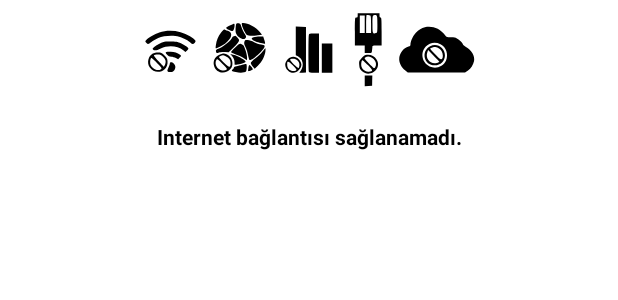
After one commit to mburakcakir/StationApp, an Android app: the layout layout_internet_connection.xml on its own in the app's theme, with its tools: preview values and no code run, on a phone screen of 412 x 824 dp. The commit adds this screen. Shown: the top 300 px of the screen. Run offline under Robolectric (Android 15) with nearby library versions, the phone set to English and light mode, and no system bars.

Commit message:
checking internet connection continuously

```diff
--- a/app/src/main/java/com/mburakcakir/stationapp/ui/location/LocationViewModel.kt
+++ b/app/src/main/java/com/mburakcakir/stationapp/ui/location/LocationViewModel.kt
@@ -14,8 +14,8 @@ class LocationViewModel(application: Application) : AndroidViewModel(application
 
     private var geocoder: Geocoder = Geocoder(application, Locale.getDefault())
     lateinit var markerOnClick: () -> Unit
+
     private fun getLocationAddressByLatLng(currentLocation: LatLng): String {
-
         val addresses = geocoder.getFromLocation(
             currentLocation.latitude,
             currentLocation.longitude,
--- a/app/src/main/java/com/mburakcakir/stationapp/ui/station/StationFragmentViewState.kt
+++ b/app/src/main/java/com/mburakcakir/stationapp/ui/station/StationFragmentViewState.kt
@@ -6,5 +6,5 @@ import com.mburakcakir.stationapp.util.Status
 class StationFragmentViewState(private val status: Status) {
     fun getProgressBarVisibility() = if (status == Status.LOADING) View.VISIBLE else View.GONE
     fun getRecyclerViewVisibility() = if (status == Status.SUCCESS) View.VISIBLE else View.GONE
-    fun getTextViewVisibility() = if (status == Status.ERROR) View.VISIBLE else View.GONE
+    fun getErrorMessageVisibility() = if (status == Status.ERROR) View.VISIBLE else View.GONE
 }
--- /dev/null
+++ b/app/src/main/res/drawable/ic_no_connection.xml
@@ -0,0 +1,114 @@
+<vector xmlns:android="http://schemas.android.com/apk/res/android"
+    android:width="250dp"
+    android:height="65dp"
+    android:viewportWidth="533"
+    android:viewportHeight="140">
+  <path
+      android:fillColor="#000000"
+      android:pathData="M335,22c0,2.3 -0.4,3 -2,3 -1.9,-0 -2,0.7 -2,20l0,20 7,-0 7,-0 0,5.4 0,5.4 5,-0c4.4,0.1 5,-0.2 5.2,-2.1 0.1,-1.2 0.2,-2.9 0.4,-3.7 0.1,-0.8 0.2,-2.3 0.3,-3.3 0.1,-1.4 1.1,-1.7 6.6,-1.7l6.5,-0 0,-20c0,-17.1 -0.2,-20 -1.5,-20 -1,-0 -1.5,-1 -1.5,-3l0,-3 -15.5,-0 -15.5,-0 0,3zM352.6,22c1.1,-0 1.4,2.4 1.4,12.5l0,12.5 -3.5,-0 -3.5,-0 0,-12.3c0,-6.8 0.3,-12.7 0.7,-13.1 0.4,-0.3 1.3,-0.4 2.1,-0.1 0.7,0.3 2,0.5 2.8,0.5zM363,34.5c0,11.6 -0.1,12.3 -2.1,12.8 -4.5,1.2 -4.9,0.3 -4.9,-12.8 0,-11 0.2,-12.4 1.8,-12.7 4.9,-1.1 5.2,-0.4 5.2,12.7zM345,34.5l0,12.5 -3.5,-0 -3.5,-0 0,-12.5 0,-12.5 3.5,-0 3.5,-0 0,12.5z"
+      android:strokeColor="#00000000" />
+  <path
+      android:fillColor="#000000"
+      android:pathData="M161.6,38.8c-0.4,3.2 -0.2,7 0.3,8.4 2.5,6.7 11.7,11.3 14,6.9 0.9,-1.6 0.6,-2.8 -1.8,-6.3 -1.6,-2.4 -3.6,-6.6 -4.3,-9.3 -1.3,-4.4 -1.8,-5 -4.5,-5.3 -3,-0.3 -3,-0.2 -3.7,5.6z"
+      android:strokeColor="#00000000" />
+  <path
+      android:fillColor="#000000"
+      android:pathData="M170.5,36.2c0.9,4.1 5.1,12.4 6.7,13.4 2.8,1.7 7.6,1.9 16.1,0.7l5.7,-0.8 -3.1,-3.8c-5.5,-6.6 -16.8,-12.7 -23.7,-12.7 -2.1,-0 -2.3,0.3 -1.7,3.2z"
+      android:strokeColor="#00000000" />
+  <path
+      android:fillColor="#000000"
+      android:pathData="M154.1,36.1c-7.4,3.3 -7.6,3.8 -2.6,6.5 2.5,1.3 5.1,2.1 5.9,1.8 2,-0.8 3.7,-10.4 1.9,-10.4 -0.5,-0 -2.8,1 -5.2,2.1z"
+      android:strokeColor="#00000000" />
+  <path
+      android:fillColor="#000000"
+      android:pathData="M247,58.4l0,20.5 3,1.6c7,3.6 9.1,13.1 4.5,19.9l-2.5,3.7 4.7,-0.3 4.8,-0.3 0,-32.5 0,-32.5 -7.2,-0.3 -7.3,-0.3 0,20.5z"
+      android:strokeColor="#00000000" />
+  <path
+      android:fillColor="#000000"
+      android:pathData="M430.5,38.9c-4.7,1.2 -8.8,3.7 -12.8,7.8 -3.8,3.8 -7.7,12.4 -7.7,16.7 0,1.8 -0.7,2.6 -2.7,3.1 -7.2,1.8 -13.2,10 -13.3,18 0,5.3 3.5,12.1 8.3,15.9l3.9,3.1 40.7,-0 40.7,-0 4.2,-2.8c4.2,-2.8 7.4,-7.7 8.6,-13.4 1.6,-7.1 -3.7,-16.4 -11.5,-20.3 -2.1,-1.1 -4,-2.8 -4.4,-3.9 -1,-3.1 -8.1,-8.9 -11.7,-9.6 -1.9,-0.4 -5.2,-0.5 -7.3,-0.3 -3.6,0.3 -4.3,-0.1 -6.8,-3.4 -6.6,-9.1 -17.8,-13.4 -28.2,-10.9zM452.7,63.1c8,3.9 11.6,14.5 7.9,23.2 -2.9,6.8 -11,11.3 -18.2,10.2 -14.3,-2.1 -20.4,-19.4 -10.6,-29.9 5.5,-5.8 13.4,-7.1 20.9,-3.5z"
+      android:strokeColor="#00000000" />
+  <path
+      android:fillColor="#000000"
+      android:pathData="M438,65.9c-13.6,7.2 -8.8,27.4 6.5,27.4 8.5,-0 14.5,-6 14.5,-14.4 0,-11.1 -11.4,-18.2 -21,-13zM449.5,68.4c3.9,1.7 6.5,6 6.5,10.8 0,4.6 -1.3,6.3 -3.6,5 -2.1,-1.2 -14.4,-13.7 -14.4,-14.7 0,-0.8 4,-2.4 6.3,-2.4 1,-0.1 3.3,0.5 5.2,1.3zM451,88.2c0,0.4 -1.6,1.2 -3.6,1.7 -8.9,2.5 -16.8,-6.5 -13.4,-15.3l1.1,-3 7.9,7.9c4.4,4.4 8,8.3 8,8.7z"
+      android:strokeColor="#00000000" />
+  <path
+      android:fillColor="#000000"
+      android:pathData="M140.6,46.9c-4,5.4 -6.1,10.6 -7.2,17.6 -0.6,4.6 -0.6,4.7 1.7,4 10.8,-3.3 21,-13.2 20.1,-19.4 -0.3,-2.4 -1.3,-3.4 -4.8,-5 -2.4,-1.2 -4.8,-2.1 -5.3,-2.1 -0.5,-0 -2.5,2.2 -4.5,4.9z"
+      android:strokeColor="#00000000" />
+  <path
+      android:fillColor="#000000"
+      android:pathData="M53,46.3c-6.8,2.3 -15.4,7.3 -18.5,10.7 -1.7,1.9 -1.7,2.1 0,4 2.4,2.6 2.9,2.5 7.3,-1 2,-1.6 6.4,-4.1 9.7,-5.7 7.7,-3.5 21.2,-4.4 29.7,-1.9 6.3,1.8 13.7,5.7 16.3,8.6 2.3,2.5 3.7,2.5 6,-0 2.3,-2.5 1.2,-3.9 -6.9,-9.2 -12.4,-8 -29.9,-10.2 -43.6,-5.5z"
+      android:strokeColor="#00000000" />
+  <path
+      android:fillColor="#000000"
+      android:pathData="M265.6,49.7c-0.8,2 -0.7,50.9 0.1,52.9 0.4,1 2.4,1.4 7.4,1.4l6.9,-0 0,-28 0,-28 -6.9,-0c-5.5,-0 -7,0.3 -7.5,1.7z"
+      android:strokeColor="#00000000" />
+  <path
+      android:fillColor="#000000"
+      android:pathData="M158.8,51.7c-0.9,0.2 -2,1.3 -2.3,2.3 -1.1,3.4 -12.1,12.7 -17.9,15.1 -4.8,1.9 -5.5,2.6 -5,4.3 0.9,2.8 0.7,2.8 4.3,1.5 1.8,-0.6 5.6,-0.9 8.5,-0.6l5.2,0.5 7,-7.1c8.8,-8.9 9.3,-10.2 5.7,-13.9 -1.5,-1.5 -2.9,-2.7 -3.2,-2.7 -0.3,0.1 -1.4,0.3 -2.3,0.6z"
+      android:strokeColor="#00000000" />
+  <path
+      android:fillColor="#000000"
+      android:pathData="M187.2,53.1c-4.1,1.2 -3.7,2.7 1.4,5.6 4,2.2 14.1,4.5 14.8,3.4 0.2,-0.3 -0.3,-2.7 -1.2,-5.4l-1.5,-4.7 -5.1,0.1c-2.8,-0 -6.6,0.5 -8.4,1z"
+      android:strokeColor="#00000000" />
+  <path
+      android:fillColor="#000000"
+      android:pathData="M174,59.5c-0.7,1.9 -0.4,3.7 1.5,7.8 1.4,3 3,8 3.6,11.3 0.7,3.2 1.5,6.3 1.9,6.7 2.7,3 23.8,-16.6 21.6,-20.1 -0.3,-0.5 -2.6,-1.2 -5.1,-1.5 -2.5,-0.4 -6.9,-1.9 -9.7,-3.4 -2.9,-1.5 -7,-2.8 -9.1,-3 -3.2,-0.2 -3.9,0.1 -4.7,2.2z"
+      android:strokeColor="#00000000" />
+  <path
+      android:fillColor="#000000"
+      android:pathData="M59,59.9c-3.8,1.2 -9.1,4.1 -12.8,6.8 -2.6,2 -3.1,2.8 -2.1,3.9 1.7,2.1 5.1,1.7 11,-1.3 9.8,-5.1 24.4,-4 32,2.4l3,2.6 2.4,-2.3c2.3,-2.1 2.4,-2.5 0.9,-4.1 -0.8,-0.9 -4.3,-3.2 -7.7,-5 -5.5,-2.9 -7.2,-3.3 -15.2,-3.6 -4.9,-0.1 -10.1,0.1 -11.5,0.6z"
+      android:strokeColor="#00000000" />
+  <path
+      android:fillColor="#000000"
+      android:pathData="M160.9,67.7c-3.3,3.1 -5.9,6.1 -5.9,6.7 0,0.6 2.7,1.9 6,3 3.3,1 8.3,3.3 11.2,5.2l5.3,3.3 0.3,-3c0.4,-3.3 -3.1,-15.4 -5.1,-18 -0.6,-0.8 -2.3,-1.8 -3.6,-2.2 -1.9,-0.5 -3.5,0.5 -8.2,5z"
+      android:strokeColor="#00000000" />
+  <path
+      android:fillColor="#000000"
+      android:pathData="M284,83l0,21 7.5,-0 7.5,-0 0,-21 0,-21 -7.5,-0 -7.5,-0 0,21z"
+      android:strokeColor="#00000000" />
+  <path
+      android:fillColor="#000000"
+      android:pathData="M199.5,74c-2.2,2.8 -6.8,7.1 -10.2,9.6 -3.5,2.6 -6.3,5.4 -6.3,6.3 0,0.9 1.3,3.1 2.8,5l2.8,3.3 4.8,-4.7c5.4,-5.2 9.6,-13.6 10.4,-20.1 0.2,-2.4 0.3,-4.4 0.1,-4.4 -0.2,0.1 -2.2,2.3 -4.4,5z"
+      android:strokeColor="#00000000" />
+  <path
+      android:fillColor="#000000"
+      android:pathData="M62.4,74.6c-0.7,0.3 -0.1,1.6 1.4,3.4 2,2.3 3.5,3 6.2,3 1.9,-0 4.9,0.9 6.6,1.9l3.2,1.9 2.3,-2.5c2.4,-2.4 2.4,-2.5 0.4,-4 -3.8,-2.9 -8.4,-4.3 -13.7,-4.2 -2.9,-0 -5.8,0.3 -6.4,0.5z"
+      android:strokeColor="#00000000" />
+  <path
+      android:fillColor="#000000"
+      android:pathData="M43.8,76.5c-6.5,3.6 -8.8,13.3 -4.5,19.6 8.3,12.5 26.9,5.8 25.4,-9.1 -0.4,-3.6 -1.3,-5.1 -4.6,-8.2 -3.5,-3.3 -4.6,-3.8 -8.8,-3.8 -2.6,0.1 -6,0.7 -7.5,1.5zM58.6,81.4c2.5,2.5 3.4,4.3 3.4,6.8 0,3.1 -2.3,8.1 -3.2,6.8 -0.2,-0.3 -3.4,-3.8 -7.2,-7.7 -3.8,-4 -6.5,-7.6 -6.2,-8.2 0.4,-0.6 2.8,-1.1 5.3,-1.1 3.8,-0 5,0.5 7.9,3.4zM50,90.2c6.7,6.7 7.1,7.3 5.3,8.6 -5.2,3.9 -15.3,-2.2 -15.3,-9.2 0,-3.9 0.8,-6.6 2,-6.6 0.4,-0 4,3.2 8,7.2z"
+      android:strokeColor="#00000000" />
+  <path
+      android:fillColor="#000000"
+      android:pathData="M142.5,76.7c-9.2,1.7 -14.2,9.5 -11.5,17.8 2.5,7.7 10.9,11.2 18.3,7.6 5.8,-2.8 8.2,-7.1 7.5,-13.6 -0.9,-7.3 -7.8,-13 -14.3,-11.8zM147.3,80.4c4.9,2 7,5 7,9.6 0,7.3 -1.6,7.2 -9.3,-0.5 -3.9,-3.8 -7,-7.3 -7,-7.8 0,-0.7 3.5,-2.5 5.3,-2.6 0.4,-0.1 2.2,0.5 4,1.3zM148.3,99.8c-1.1,0.9 -3.3,1.2 -5.8,0.8 -7.1,-0.9 -11.6,-8.8 -8.4,-14.8 1,-1.9 1.6,-1.6 8.5,5.3 6.8,6.8 7.3,7.5 5.7,8.7z"
+      android:strokeColor="#00000000" />
+  <path
+      android:fillColor="#000000"
+      android:pathData="M155.8,79.3c3,3.4 4.2,6.2 4.2,10.2 0,3.9 -0.9,3.8 9.8,1.5 2.8,-0.7 5.5,-1.7 5.9,-2.3 1.3,-2.1 -9.9,-8.8 -17.7,-10.6l-4.2,-0.9 2,2.1z"
+      android:strokeColor="#00000000" />
+  <path
+      android:fillColor="#000000"
+      android:pathData="M346.3,78.7c-1.2,0.2 -3.8,2.3 -5.9,4.5 -3.4,3.8 -3.6,4.3 -3.2,9.6 0.4,4.8 1,6 4.1,8.9 11.1,10.1 28.5,-3.6 20.7,-16.4 -3.3,-5.4 -9.4,-8 -15.7,-6.6zM357.6,84.4c3.6,3.6 4.4,7.8 2.3,11.8 -1,1.9 -1.6,1.6 -8.5,-5.3 -6.7,-6.6 -7.3,-7.5 -5.7,-8.6 3.3,-2.5 8.2,-1.6 11.9,2.1zM349.5,93c7.7,7.8 7.8,9.6 0.3,9.4 -5.4,-0.2 -9.8,-4.6 -9.8,-9.8 0,-3.7 0.8,-6.6 1.9,-6.6 0.4,-0 3.8,3.1 7.6,7z"
+      android:strokeColor="#00000000" />
+  <path
+      android:fillColor="#000000"
+      android:pathData="M238.3,82.6c-3.1,1.5 -6.3,6.5 -6.3,9.8 0,5.9 5.7,11.6 11.6,11.6 5.6,-0 11.4,-5.9 11.4,-11.7 0,-3.3 -3.3,-8.2 -6.5,-9.7 -4.1,-2 -6.1,-2 -10.2,-0zM249.5,86.5c2.8,2.8 3.4,6 1.9,10.4 -0.5,1.7 -12.4,-9.5 -12.4,-11.6 0,-0.8 1.4,-1.3 4,-1.3 3,-0 4.7,0.7 6.5,2.5zM242.7,93.2c2.9,2.9 5.3,5.8 5.3,6.4 0,1.7 -4.4,2.6 -7.2,1.5 -4.6,-1.7 -6.4,-5 -6,-10.9 0.3,-3.4 2.1,-2.7 7.9,3z"
+      android:strokeColor="#00000000" />
+  <path
+      android:fillColor="#000000"
+      android:pathData="M68,90.7c0,0.9 -1,3.7 -2.1,6.1 -2.4,4.9 -1.8,6.2 3.3,6.2 5.9,-0 9,-7.9 4.6,-12 -2.7,-2.4 -5.8,-2.6 -5.8,-0.3z"
+      android:strokeColor="#00000000" />
+  <path
+      android:fillColor="#000000"
+      android:pathData="M171,92.5c-2.5,0.7 -6.2,1.6 -8.2,2 -2.2,0.3 -3.8,1.2 -3.8,1.9 0,0.8 -0.7,1.9 -1.5,2.6 -2.5,2.1 -1.7,2.8 4.2,4 5.9,1.3 12.8,0.9 14.5,-0.8 1.3,-1.3 1.6,-10.4 0.3,-10.7 -0.5,-0.2 -3,0.3 -5.5,1z"
+      android:strokeColor="#00000000" />
+  <path
+      android:fillColor="#000000"
+      android:pathData="M179.6,97.1c-0.4,2.3 -0.5,4.3 -0.3,4.5 0.6,0.6 6.7,-1.7 6.7,-2.6 0,-1.1 -4,-6 -4.9,-6 -0.5,-0 -1.1,1.9 -1.5,4.1z"
+      android:strokeColor="#00000000" />
+  <path
+      android:fillColor="#000000"
+      android:pathData="M345,115.6l0,7.5 5.3,-0.3 5.2,-0.3 0.1,-7.3 0.2,-7.2 -5.4,-0 -5.4,-0 0,7.6z"
+      android:strokeColor="#00000000" />
+</vector>
--- /dev/null
+++ b/app/src/main/res/layout/layout_internet_connection.xml
@@ -0,0 +1,41 @@
+<?xml version="1.0" encoding="utf-8"?>
+
+<layout>
+
+    <data>
+
+        <variable
+            name="isVisible"
+            type="Integer" />
+    </data>
+
+    <androidx.constraintlayout.widget.ConstraintLayout xmlns:android="http://schemas.android.com/apk/res/android"
+        xmlns:app="http://schemas.android.com/apk/res-auto"
+        android:layout_width="match_parent"
+        android:layout_height="wrap_content"
+        android:visibility="@{isVisible}">
+
+        <ImageView
+            android:id="@+id/imgError"
+            android:layout_width="wrap_content"
+            android:layout_height="wrap_content"
+            android:background="@drawable/ic_no_connection"
+            app:layout_constraintEnd_toEndOf="parent"
+            app:layout_constraintStart_toStartOf="parent"
+            app:layout_constraintTop_toTopOf="parent" />
+
+        <TextView
+            android:id="@+id/txtError"
+            android:layout_width="match_parent"
+            android:layout_height="wrap_content"
+            android:layout_marginTop="@dimen/margin_big"
+            android:gravity="center"
+            android:text="@string/error_internet_connection"
+            android:textColor="@color/black"
+            android:textStyle="bold"
+            app:layout_constraintEnd_toEndOf="parent"
+            app:layout_constraintStart_toStartOf="parent"
+            app:layout_constraintTop_toBottomOf="@id/imgError" />
+
+    </androidx.constraintlayout.widget.ConstraintLayout>
+</layout>
--- a/app/src/main/res/values/strings.xml
+++ b/app/src/main/res/values/strings.xml
@@ -21,6 +21,7 @@
     <string name="other_option">Diğer:</string>
     <string name="search_near">Yakınımdaki</string>
     <string name="error_internet_connection">Internet bağlantısı sağlanamadı.</string>
+    <string name="success_internet_connection">Internet bağlantısı sağlandı.</string>
 
 
     <!-- ENGLISH -->
```
Also changed, not shown: app/src/main/java/com/mburakcakir/stationapp/ui/station/StationFragment.kt (+27 -11 lines), app/src/main/java/com/mburakcakir/stationapp/util/NetworkController.kt (+33 -30 lines), app/src/main/res/layout/fragment_station.xml (+7 -15 lines).
